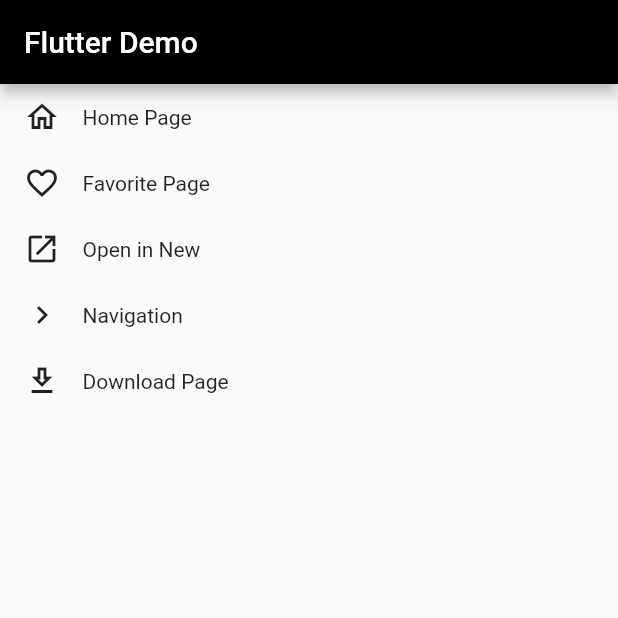
After one commit to yarkaeva/practicum_1_menu_screen, a Flutter app: the screen it shows after launch, on a phone screen of 412 x 824 dp, the top half of it. The commit adds this screen. Run offline on Flutter 3.47's test engine with Material 2 defaults, Android fonts, the phone set to English and light mode, and no system bars.

Commit message:
finished practicum 1

```diff
--- a/lib/widgets/data.dart
+++ b/lib/data.dart
@@ -5,11 +5,6 @@ import 'package:flutter/material.dart';
   Обращаю твое внимание, что в работе понадобятся виджеты SizedBox и Padding,
   которые ты не проходила, почитай про них, это одна из основ вертски.
 */
-
-/*
-      TODO:
-      Почему этот класс в папке widgets если это не виджет?
-      */
 
 class Data {
   static const Map<String, IconData> data = {
--- a/lib/main.dart
+++ b/lib/main.dart
@@ -1,6 +1,17 @@
 import 'package:flutter/material.dart';
-import 'package:menu_application/widgets/app.dart';
+import 'package:menu_application/widgets/menu_page.dart';
 
 void main() {
   runApp(const App());
 }
+
+class App extends StatelessWidget {
+  const App({super.key});
+
+  @override
+  Widget build(BuildContext context) {
+    return const MaterialApp(
+      home: MenuPage(),
+    );
+  }
+}
--- /dev/null
+++ b/lib/widgets/menu_widget.dart
@@ -0,0 +1,37 @@
+import 'package:flutter/material.dart';
+import 'package:menu_application/data.dart';
+import 'menu_widget_row.dart';
+
+class TextAndIcon {
+  TextAndIcon({required this.text, required this.icon});
+
+  final String text;
+  final IconData icon;
+}
+
+class MenuWidget extends StatelessWidget {
+  const MenuWidget({super.key});
+
+  @override
+  Widget build(BuildContext context) {
+    final List<IconData> icons = Data.data.values.toList();
+    final List<String> texts = Data.data.keys.toList();
+
+    List<TextAndIcon> twoListsInOne = List.generate(
+      Data.data.length,
+      (index) => TextAndIcon(
+        icon: icons[index],
+        text: texts[index],
+      ),
+    );
+
+    final List<Widget> menuRows = twoListsInOne
+        .map((TextAndIcon dataWidgetRow) =>
+            MenuWidgetRow(dataWidgetRow: dataWidgetRow))
+        .toList();
+
+    return Column(
+      children: menuRows,
+    );
+  }
+}
--- /dev/null
+++ b/lib/widgets/menu_widget_row.dart
@@ -0,0 +1,24 @@
+import 'package:flutter/material.dart';
+import 'package:menu_application/widgets/menu_widget.dart';
+
+class MenuWidgetRow extends StatelessWidget {
+  const MenuWidgetRow({
+    super.key,
+    required this.dataWidgetRow,
+  });
+  final TextAndIcon dataWidgetRow;
+
+  @override
+  Widget build(BuildContext context) {
+    return Padding(
+      padding: const EdgeInsets.symmetric(horizontal: 16, vertical: 10),
+      child: Row(
+        children: [
+          Icon(dataWidgetRow.icon),
+          const SizedBox(width: 15),
+          Expanded(child: Text(dataWidgetRow.text)),
+        ],
+      ),
+    );
+  }
+}
```
Also changed, not shown: lib/widgets/app.dart (deleted, +0 -21 lines), lib/widgets/menu_page.dart (+2 -49 lines).
